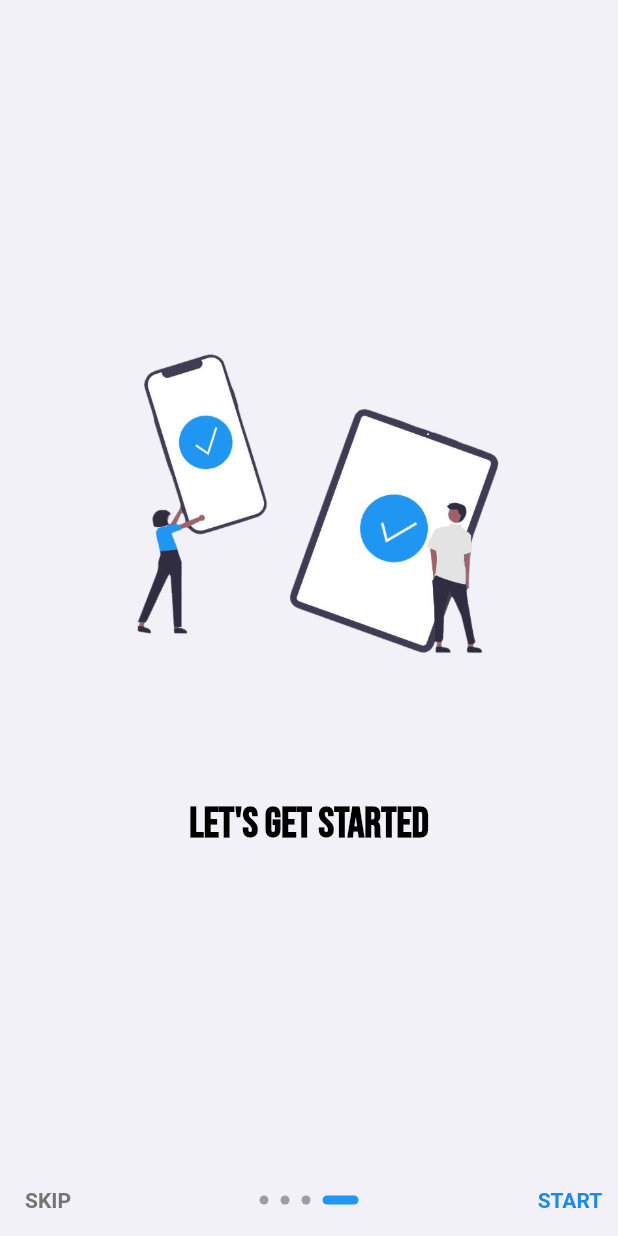
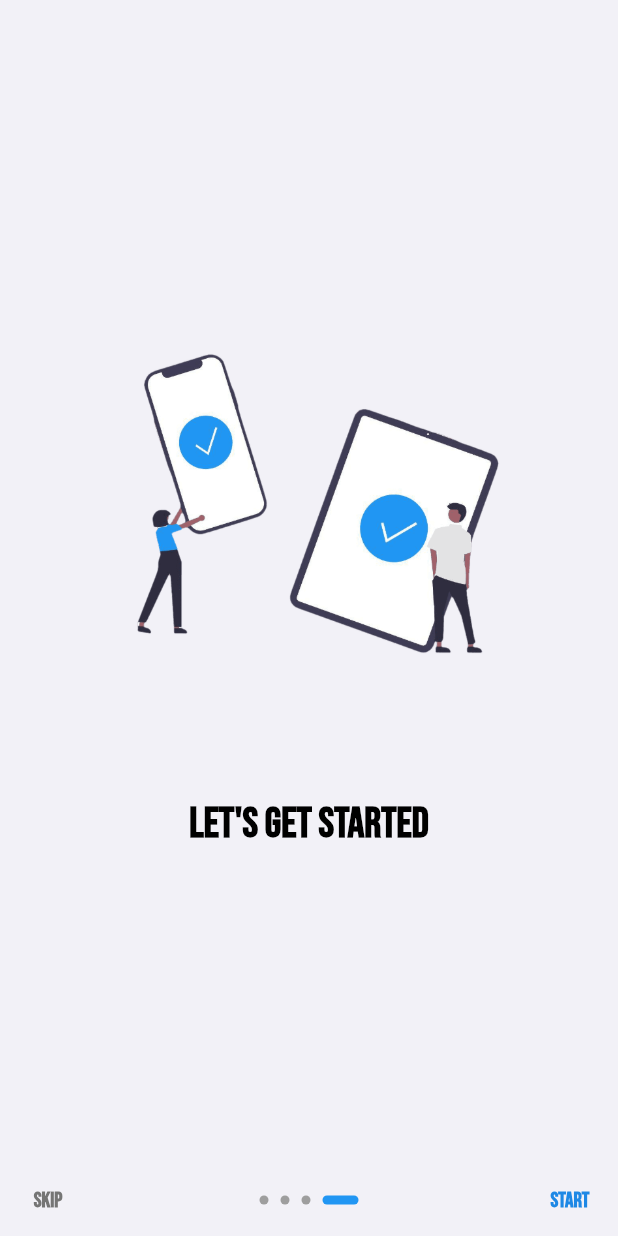
Before and after one commit to AHMADARBASH/Gameaway, a Flutter app: the screen it shows after launch, swiped to page 4, on a phone screen of 412 x 824 dp. Run offline on Flutter 3.47's test engine with Material 2 defaults, Android fonts, the phone set to English and light mode, and no system bars; our stand-ins replace animate_do, animated_theme_switcher, bloc, cached_network_image, flutter_bloc, flutter_spinkit and 7 more; missing offline and left inert: colorful_safe_area; accounts and stored records are empty.

Commit message:
fixing font loading issue

```diff
--- a/lib/main.dart
+++ b/lib/main.dart
@@ -26,6 +26,7 @@ void main() async {
   SystemChrome.setPreferredOrientations([DeviceOrientation.portraitUp]);
   await DatabaseHelper.createDatabase();
   await LocalData.init();
+  await Future.delayed(const Duration(seconds: 1));
   runApp(Gameaway());
 }
 
--- a/lib/utilities/themes.dart
+++ b/lib/utilities/themes.dart
@@ -10,6 +10,7 @@ Map<String, dynamic> themes = {
       primary: Colors.blue,
       secondary: Colors.white,
     ),
+    fontFamily: GoogleFonts.bebasNeue().fontFamily,
     textTheme: TextTheme(
       bodyMedium: GoogleFonts.bebasNeue(color: Colors.black),
       bodySmall: GoogleFonts.bebasNeue(color: Colors.black),
@@ -24,6 +25,7 @@ Map<String, dynamic> themes = {
       primary: Colors.blue,
       secondary: Colors.blueGrey[900],
     ),
+    fontFamily: GoogleFonts.bebasNeue().fontFamily,
     textTheme: TextTheme(
       bodyMedium: GoogleFonts.bebasNeue(color: Colors.white),
       bodySmall: GoogleFonts.bebasNeue(color: Colors.white),
--- a/pubspec.yaml
+++ b/pubspec.yaml
@@ -17,7 +17,7 @@ publish_to: 'none' # Remove this line if you wish to publish to pub.dev
 # https://developer.apple.com/library/archive/documentation/General/Reference/InfoPlistKeyReference/Articles/CoreFoundationKeys.html
 # In Windows, build-name is used as the major, minor, and patch parts
 # of the product and file versions while build-number is used as the build suffix.
-version: 2.0.0+2
+version: 2.1.0+3
 
 environment:
   sdk: '>=2.18.2 <3.0.0'
```
Also changed, not shown: flutter_01.png (added).
